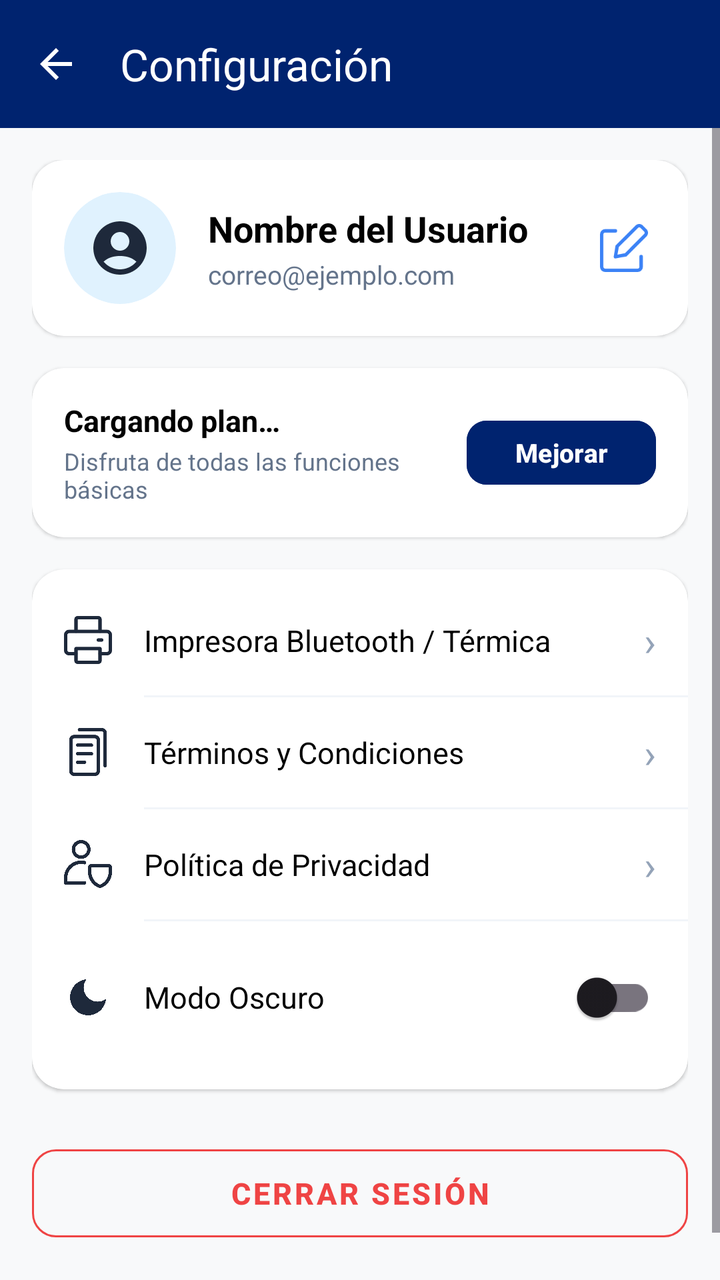
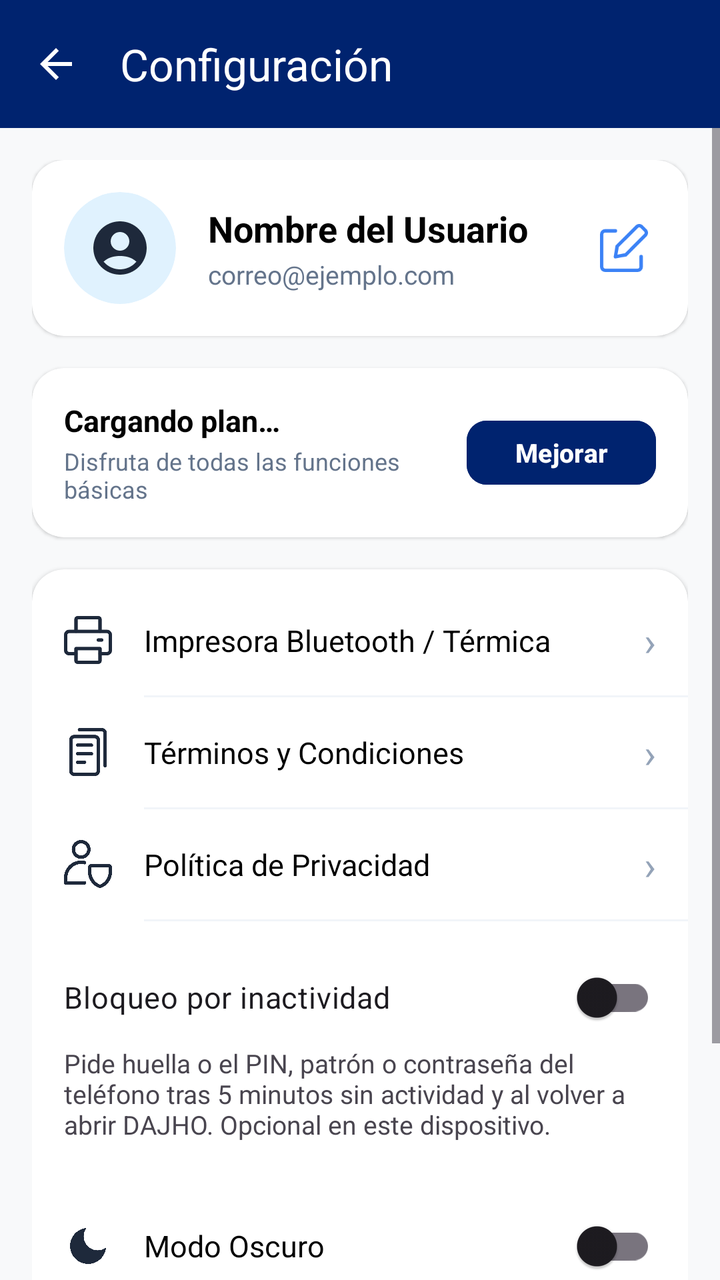

Compare the two renders of this Android layout. The source of the first and the diff that turns it into the second are given below.
<!-- AndroidManifest.xml: application theme Theme.DAJHO -->
<!-- res/layout/activity_perfil.xml -->
<?xml version="1.0" encoding="utf-8"?>
<androidx.constraintlayout.widget.ConstraintLayout xmlns:android="http://schemas.android.com/apk/res/android"
    xmlns:app="http://schemas.android.com/apk/res-auto"
    xmlns:tools="http://schemas.android.com/tools"
    android:id="@+id/main"
    android:layout_width="match_parent"
    android:layout_height="match_parent"
    android:background="@color/bg_app"
    tools:context=".PerfilActivity">

    
    <com.google.android.material.appbar.MaterialToolbar
        android:id="@+id/toolbar"
        android:layout_width="match_parent"
        android:layout_height="?attr/actionBarSize"
        android:background="@color/sky"
        app:title="Configuración"
        app:titleTextColor="@color/white"
        app:navigationIcon="@drawable/ic_arrow_back"
        app:navigationIconTint="@color/white"
        app:layout_constraintTop_toTopOf="parent"
        app:layout_constraintStart_toStartOf="parent"
        app:layout_constraintEnd_toEndOf="parent" />

    <ScrollView
        android:layout_width="0dp"
        android:layout_height="0dp"
        android:fillViewport="true"
        app:layout_constraintTop_toBottomOf="@id/toolbar"
        app:layout_constraintBottom_toBottomOf="parent"
        app:layout_constraintStart_toStartOf="parent"
        app:layout_constraintEnd_toEndOf="parent">

        <LinearLayout
            android:layout_width="match_parent"
            android:layout_height="wrap_content"
            android:orientation="vertical"
            android:padding="16dp">

            
            <com.google.android.material.card.MaterialCardView
                android:layout_width="match_parent"
                android:layout_height="wrap_content"
                android:layout_marginBottom="16dp"
                app:cardBackgroundColor="@android:color/white"
                app:cardCornerRadius="16dp"
                app:cardElevation="1dp"
                app:strokeWidth="0dp">

                <LinearLayout
                    android:layout_width="match_parent"
                    android:layout_height="wrap_content"
                    android:gravity="center_vertical"
                    android:orientation="horizontal"
                    android:padding="16dp">

                    <com.google.android.material.card.MaterialCardView
                        android:layout_width="56dp"
                        android:layout_height="56dp"
                        app:cardBackgroundColor="@color/sky_light"
                        app:cardCornerRadius="28dp"
                        app:cardElevation="0dp"
                        app:strokeWidth="0dp">

                        <ImageView
                            android:layout_width="match_parent"
                            android:layout_height="match_parent"
                            android:padding="12dp"
                            android:src="@drawable/ic_user_avatar"
                            android:contentDescription="Avatar"
                            app:tint="#1E293B" />

                    </com.google.android.material.card.MaterialCardView>

                    <LinearLayout
                        android:layout_width="0dp"
                        android:layout_height="wrap_content"
                        android:layout_marginStart="16dp"
                        android:layout_weight="1"
                        android:orientation="vertical">

                        <TextView
                            android:id="@+id/tvNombreUsuario"
                            android:layout_width="wrap_content"
                            android:layout_height="wrap_content"
                            android:text="Nombre del Usuario"
                            android:textColor="@android:color/black"
                            android:textSize="18sp"
                            android:textStyle="bold" />

                        <TextView
                            android:id="@+id/tvUserEmail"
                            android:layout_width="wrap_content"
                            android:layout_height="wrap_content"
                            android:layout_marginTop="2dp"
                            android:text="correo@ejemplo.com"
                            android:textColor="#64748B"
                            android:textSize="13sp" />

                    </LinearLayout>

                    
                    <ImageView
                        android:id="@+id/ivEditPerfil"
                        android:layout_width="32dp"
                        android:layout_height="32dp"
                        android:background="?attr/selectableItemBackgroundBorderless"
                        android:clickable="true"
                        android:focusable="true"
                        android:padding="4dp"
                        android:src="@drawable/ic_edit"
                        android:contentDescription="Editar perfil"
                        app:tint="#3B82F6" />

                </LinearLayout>
            </com.google.android.material.card.MaterialCardView>

            
            <com.google.android.material.card.MaterialCardView
                android:layout_width="match_parent"
                android:layout_height="wrap_content"
                android:layout_marginBottom="16dp"
                app:cardBackgroundColor="@android:color/white"
                app:cardCornerRadius="16dp"
                app:cardElevation="1dp"
                app:strokeWidth="0dp">

                <LinearLayout
                    android:layout_width="match_parent"
                    android:layout_height="wrap_content"
                    android:gravity="center_vertical"
                    android:orientation="horizontal"
                    android:padding="16dp">

                    <LinearLayout
                        android:layout_width="0dp"
                        android:layout_height="wrap_content"
                        android:layout_weight="1"
                        android:orientation="vertical">

                        <TextView
                            android:layout_width="wrap_content"
                            android:layout_height="wrap_content"
                            android:id="@+id/tvPlanActual"
                            android:text="Cargando plan…"
                            android:textColor="@android:color/black"
                            android:textSize="15sp"
                            android:textStyle="bold" />

                        <TextView
                            android:layout_width="wrap_content"
                            android:layout_height="wrap_content"
                            android:layout_marginTop="2dp"
                            android:text="Disfruta de todas las funciones básicas"
                            android:textColor="#64748B"
                            android:textSize="12sp" />
                    </LinearLayout>

                    <com.google.android.material.button.MaterialButton
                        android:id="@+id/btnComprarPlan"
                        android:layout_width="wrap_content"
                        android:layout_height="40dp"
                        android:backgroundTint="@color/sky"
                        android:text="Mejorar"
                        android:textColor="@color/white"
                        android:textSize="13sp"
                        android:textStyle="bold"
                        app:cornerRadius="10dp" />

                </LinearLayout>
            </com.google.android.material.card.MaterialCardView>

            
            <com.google.android.material.card.MaterialCardView
                android:layout_width="match_parent"
                android:layout_height="wrap_content"
                android:layout_marginBottom="16dp"
                app:cardBackgroundColor="@android:color/white"
                app:cardCornerRadius="16dp"
                app:cardElevation="1dp"
                app:strokeWidth="0dp">

                <LinearLayout
                    android:layout_width="match_parent"
                    android:layout_height="wrap_content"
                    android:orientation="vertical"
                    android:paddingVertical="8dp">

                    
                    <LinearLayout
                        android:id="@+id/menuImpresora"
                        android:layout_width="match_parent"
                        android:layout_height="wrap_content"
                        android:background="?attr/selectableItemBackground"
                        android:clickable="true"
                        android:focusable="true"
                        android:gravity="center_vertical"
                        android:orientation="horizontal"
                        android:paddingHorizontal="16dp"
                        android:paddingVertical="14dp">

                        <ImageView
                            android:layout_width="24dp"
                            android:layout_height="24dp"
                            android:src="@drawable/ic_printer"
                            android:contentDescription="Impresora"
                            app:tint="#1E293B" />

                        <TextView
                            android:layout_width="0dp"
                            android:layout_height="wrap_content"
                            android:layout_marginStart="16dp"
                            android:layout_weight="1"
                            android:text="Impresora Bluetooth / Térmica"
                            android:textColor="@android:color/black"
                            android:textSize="15sp" />

                        <TextView
                            android:layout_width="wrap_content"
                            android:layout_height="wrap_content"
                            android:text="›"
                            android:textColor="#94A3B8"
                            android:textSize="20sp" />
                    </LinearLayout>

                    <View
                        android:layout_width="match_parent"
                        android:layout_height="1dp"
                        android:layout_marginStart="56dp"
                        android:background="#F1F5F9" />

                    
                    <LinearLayout
                        android:id="@+id/menuTerminos"
                        android:layout_width="match_parent"
                        android:layout_height="wrap_content"
                        android:background="?attr/selectableItemBackground"
                        android:clickable="true"
                        android:focusable="true"
                        android:gravity="center_vertical"
                        android:orientation="horizontal"
                        android:paddingHorizontal="16dp"
                        android:paddingVertical="14dp">

                        <ImageView
                            android:layout_width="24dp"
                            android:layout_height="24dp"
                            android:src="@drawable/ic_terms"
                            android:contentDescription="Términos"
                            app:tint="#1E293B" />

                        <TextView
                            android:layout_width="0dp"
                            android:layout_height="wrap_content"
                            android:layout_marginStart="16dp"
                            android:layout_weight="1"
                            android:text="Términos y Condiciones"
                            android:textColor="@android:color/black"
                            android:textSize="15sp" />

                        <TextView
                            android:layout_width="wrap_content"
                            android:layout_height="wrap_content"
                            android:text="›"
                            android:textColor="#94A3B8"
                            android:textSize="20sp" />
                    </LinearLayout>

                    <View
                        android:layout_width="match_parent"
                        android:layout_height="1dp"
                        android:layout_marginStart="56dp"
                        android:background="#F1F5F9" />

                    
                    <LinearLayout
                        android:id="@+id/menuPrivacidad"
                        android:layout_width="match_parent"
                        android:layout_height="wrap_content"
                        android:background="?attr/selectableItemBackground"
                        android:clickable="true"
                        android:focusable="true"
                        android:gravity="center_vertical"
                        android:orientation="horizontal"
                        android:paddingHorizontal="16dp"
                        android:paddingVertical="14dp">

                        <ImageView
                            android:layout_width="24dp"
                            android:layout_height="24dp"
                            android:src="@drawable/ic_privacy"
                            android:contentDescription="Privacidad"
                            app:tint="#1E293B" />

                        <TextView
                            android:layout_width="0dp"
                            android:layout_height="wrap_content"
                            android:layout_marginStart="16dp"
                            android:layout_weight="1"
                            android:text="Política de Privacidad"
                            android:textColor="@android:color/black"
                            android:textSize="15sp" />

                        <TextView
                            android:layout_width="wrap_content"
                            android:layout_height="wrap_content"
                            android:text="›"
                            android:textColor="#94A3B8"
                            android:textSize="20sp" />
                    </LinearLayout>

                    <View
                        android:layout_width="match_parent"
                        android:layout_height="1dp"
                        android:layout_marginStart="56dp"
                        android:background="#F1F5F9" />

                    
                    <LinearLayout
                        android:id="@+id/menuModoOscuro"
                        android:layout_width="match_parent"
                        android:layout_height="wrap_content"
                        android:background="?attr/selectableItemBackground"
                        android:clickable="true"
                        android:focusable="true"
                        android:gravity="center_vertical"
                        android:orientation="horizontal"
                        android:paddingHorizontal="16dp"
                        android:paddingVertical="14dp">

                        <ImageView
                            android:layout_width="24dp"
                            android:layout_height="24dp"
                            android:src="@drawable/ic_moon"
                            android:contentDescription="Modo Oscuro"
                            app:tint="#1E293B" />

                        <TextView
                            android:layout_width="0dp"
                            android:layout_height="wrap_content"
                            android:layout_marginStart="16dp"
                            android:layout_weight="1"
                            android:text="Modo Oscuro"
                            android:textColor="@android:color/black"
                            android:textSize="15sp" />

                        <com.google.android.material.switchmaterial.SwitchMaterial
                            android:id="@+id/switchModoOscuro"
                            android:layout_width="wrap_content"
                            android:layout_height="wrap_content" />
                    </LinearLayout>

                </LinearLayout>
            </com.google.android.material.card.MaterialCardView>

            
            <com.google.android.material.button.MaterialButton
                android:id="@+id/btnCerrarSesion"
                style="@style/Widget.MaterialComponents.Button.OutlinedButton"
                android:layout_width="match_parent"
                android:layout_height="56dp"
                android:layout_marginTop="8dp"
                android:layout_marginBottom="24dp"
                android:text="CERRAR SESIÓN"
                android:textColor="#EF4444"
                android:textSize="15sp"
                android:textStyle="bold"
                app:cornerRadius="12dp"
                app:strokeColor="#EF4444" />

        </LinearLayout>
    </ScrollView>

</androidx.constraintlayout.widget.ConstraintLayout>
<!-- resources referenced by this layout -->
<resources>
  <color name="bg_app">#F8F9FA</color>
  <color name="sky">#00236F</color>
  <color name="sky_light">#E0F2FE</color>
  <color name="white">#FFFFFFFF</color>
  <!-- drawable ic_arrow_back (drawable) -->
  <vector xmlns:android="http://schemas.android.com/apk/res/android"
      android:width="24dp"
      android:height="24dp"
      android:viewportWidth="24"
      android:viewportHeight="24">
    <path
        android:fillColor="#000000"
        android:pathData="M20,11H7.83l5.59-5.59L12,4l-8,8 8,8 1.41-1.41L7.83,13H20v-2z"/>
  </vector>
  <!-- drawable ic_edit (drawable) -->
  <vector xmlns:android="http://schemas.android.com/apk/res/android"
      android:width="14dp"
      android:height="14dp"
      android:viewportWidth="14"
      android:viewportHeight="14">
    <group>
      <clip-path
          android:pathData="M0,0h14v14h-14z"/>
      <path
          android:strokeWidth="1"
          android:pathData="M7.5,9L4.5,9.54L5,6.5L10.73,0.79C10.823,0.696 10.934,0.622 11.055,0.571C11.177,0.52 11.308,0.494 11.44,0.494C11.572,0.494 11.703,0.52 11.825,0.571C11.946,0.622 12.057,0.696 12.15,0.79L13.21,1.85C13.304,1.943 13.378,2.053 13.429,2.175C13.48,2.297 13.506,2.428 13.506,2.56C13.506,2.692 13.48,2.823 13.429,2.945C13.378,3.066 13.304,3.177 13.21,3.27L7.5,9Z"
          android:strokeLineJoin="round"
          android:fillColor="#00000000"
          android:strokeColor="#000001"
          android:strokeLineCap="round"/>
      <path
          android:strokeWidth="1"
          android:pathData="M12,9.5V12.5C12,12.765 11.895,13.02 11.707,13.207C11.52,13.395 11.265,13.5 11,13.5H1.5C1.235,13.5 0.98,13.395 0.793,13.207C0.605,13.02 0.5,12.765 0.5,12.5V3C0.5,2.735 0.605,2.48 0.793,2.293C0.98,2.105 1.235,2 1.5,2H4.5"
          android:strokeLineJoin="round"
          android:fillColor="#00000000"
          android:strokeColor="#000001"
          android:strokeLineCap="round"/>
    </group>
  </vector>
  <!-- drawable ic_moon (drawable) -->
  <vector xmlns:android="http://schemas.android.com/apk/res/android"
      android:width="24dp"
      android:height="24dp"
      android:viewportWidth="24"
      android:viewportHeight="24">
    <path
        android:fillColor="#FFFFFFFF"
        android:pathData="M21,12.79A9,9 0,1 1,11.21,3 7,7 0,0 0,21,12.79Z"/>
  </vector>
  <!-- drawable ic_user_avatar (drawable) -->
  <vector xmlns:android="http://schemas.android.com/apk/res/android"
      android:width="24dp"
      android:height="24dp"
      android:viewportWidth="24"
      android:viewportHeight="24">
    <path
        android:fillColor="@android:color/black"
        android:pathData="M12,2C6.48,2 2,6.48 2,12s4.48,10 10,10 10,-4.48 10,-10S17.52,2 12,2zM12,6c1.93,0 3.5,1.57 3.5,3.5S13.93,13 12,13s-3.5,-1.57 -3.5,-3.5S10.07,6 12,6zM12,20c-2.03,0 -4.43,-0.82 -6.14,-2.88C7.55,15.56 9.68,15 12,15s4.45,0.56 6.14,2.12C16.43,19.18 14.03,20 12,20z"/>
  </vector>
  <style name="Theme.DAJHO" parent="Base.Theme.DAJHO" />
  <style name="Base.Theme.DAJHO" parent="Theme.Material3.DayNight.NoActionBar">
          
          
      </style>
  <!-- unchanged entries left out for length: 3 -->
</resources>

<!-- the commit's change to res/layout/activity_perfil.xml (unified diff, before → after) -->
@@ -314,6 +314,30 @@
                         android:layout_height="1dp"
                         android:layout_marginStart="56dp"
                         android:background="#F1F5F9" />
+
+                    <LinearLayout
+                        android:layout_width="match_parent"
+                        android:layout_height="wrap_content"
+                        android:orientation="vertical"
+                        android:paddingHorizontal="16dp"
+                        android:paddingVertical="14dp">
+
+                        <com.google.android.material.switchmaterial.SwitchMaterial
+                            android:id="@+id/switchBloqueoInactividad"
+                            android:layout_width="match_parent"
+                            android:layout_height="wrap_content"
+                            android:minHeight="48dp"
+                            android:text="@string/lock_setting_title"
+                            android:textColor="?android:attr/textColorPrimary"
+                            android:textSize="15sp" />
+
+                        <TextView
+                            android:layout_width="match_parent"
+                            android:layout_height="wrap_content"
+                            android:text="@string/lock_setting_description"
+                            android:textColor="?android:attr/textColorSecondary"
+                            android:textSize="13sp" />
+                    </LinearLayout>
 
                     
                     <LinearLayout
<!-- resource entries referenced after the edit -->
@@ -59,6 +59,8 @@
         android:fillColor="@android:color/black"
         android:pathData="M12,2C6.48,2 2,6.48 2,12s4.48,10 10,10 10,-4.48 10,-10S17.52,2 12,2zM12,6c1.93,0 3.5,1.57 3.5,3.5S13.93,13 12,13s-3.5,-1.57 -3.5,-3.5S10.07,6 12,6zM12,20c-2.03,0 -4.43,-0.82 -6.14,-2.88C7.55,15.56 9.68,15 12,15s4.45,0.56 6.14,2.12C16.43,19.18 14.03,20 12,20z"/>
   </vector>
+  <string name="lock_setting_description">Pide huella o el PIN, patrón o contraseña del teléfono tras 5 minutos sin actividad y al volver a abrir DAJHO. Opcional en este dispositivo.</string>
+  <string name="lock_setting_title">Bloqueo por inactividad</string>
   <style name="Theme.DAJHO" parent="Base.Theme.DAJHO" />
   <style name="Base.Theme.DAJHO" parent="Theme.Material3.DayNight.NoActionBar">
           
